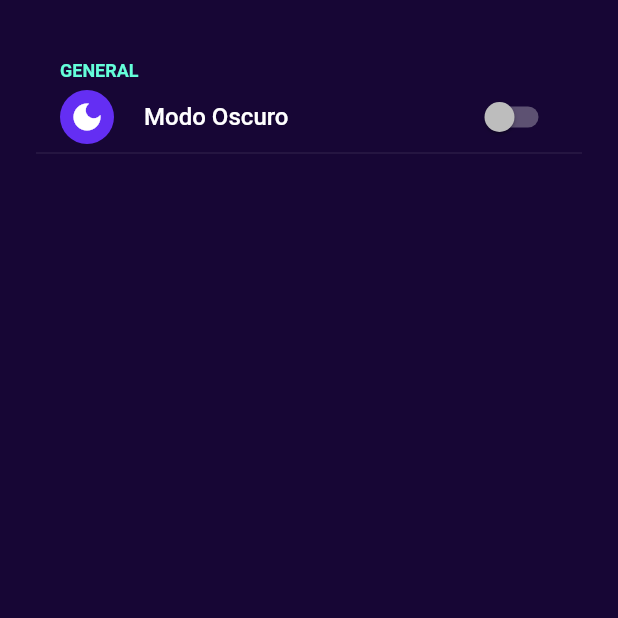
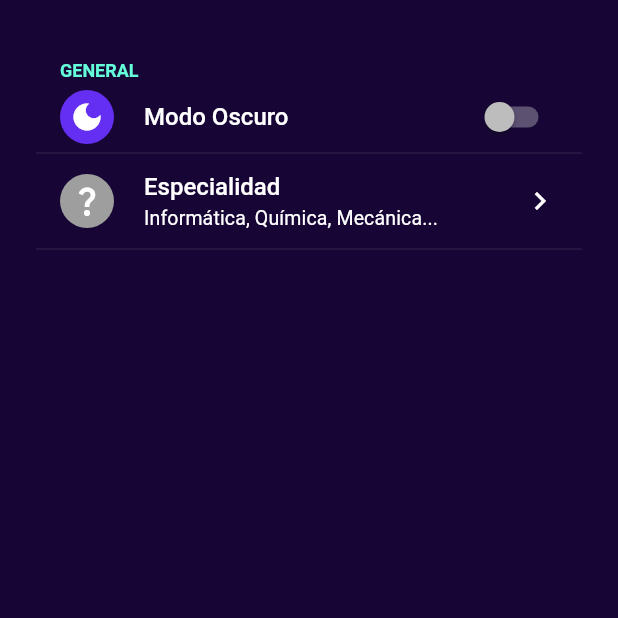
Before and after one commit to ChristopherMendozaL/CTNAPP022, a Flutter app: the ConfigPage screen opened directly, on a phone screen of 412 x 824 dp, the top half of it. Run offline on Flutter 3.47's test engine with Material 2 defaults, Android fonts, the light colour scheme and no system bars; drawn by our look-alikes of flutter_settings_screens; our stand-ins replace shared_preferences, table_calendar; missing offline and left inert: cloud_firestore_web, excel, firebase_core_web, shared_preferences_web; accounts and stored records are empty.

Commit message:
Añadi una opcion a Config

```diff
--- a/lib/config.dart
+++ b/lib/config.dart
@@ -13,7 +13,8 @@ class ConfigPage extends StatelessWidget {
           padding: const EdgeInsets.all(24),
           children: [
             SettingsGroup(
-                title: 'General', children: <Widget>[buildDarkMode()]),
+                title: 'General',
+                children: <Widget>[buildDarkMode(), buildEspecialidad()]),
           ],
         ),
       ));
@@ -22,7 +23,7 @@ class ConfigPage extends StatelessWidget {
 const keyDarkMode = 'key-dark-mode';
 Widget buildDarkMode() => SwitchSettingsTile(
       settingKey: keyDarkMode,
-      leading: IconWidget(
+      leading: const IconWidget(
         icon: Icons.dark_mode,
         color: Color(0xFF642ef3),
       ),
@@ -30,7 +31,13 @@ Widget buildDarkMode() => SwitchSettingsTile(
       onChange: (_) {},
     );
 
-
+Widget buildEspecialidad() => SimpleSettingsTile(
+      leading: IconWidget(icon: Icons.question_mark, color: Colors.grey),
+      title: 'Especialidad',
+      subtitle: 'Informática, Química, Mecánica...',
+      child: Container(),
+      onTap: () {/*Noop*/},
+    );
 
 
 // Center(
--- a/lib/icon_widget.dart
+++ b/lib/icon_widget.dart
@@ -13,7 +13,7 @@ class IconWidget extends StatelessWidget {
   @override
   Widget build(BuildContext context) {
     return Container(
-        padding: EdgeInsets.all(6),
+        padding: const EdgeInsets.all(6),
         decoration: BoxDecoration(
           shape: BoxShape.circle,
           color: color,
```
